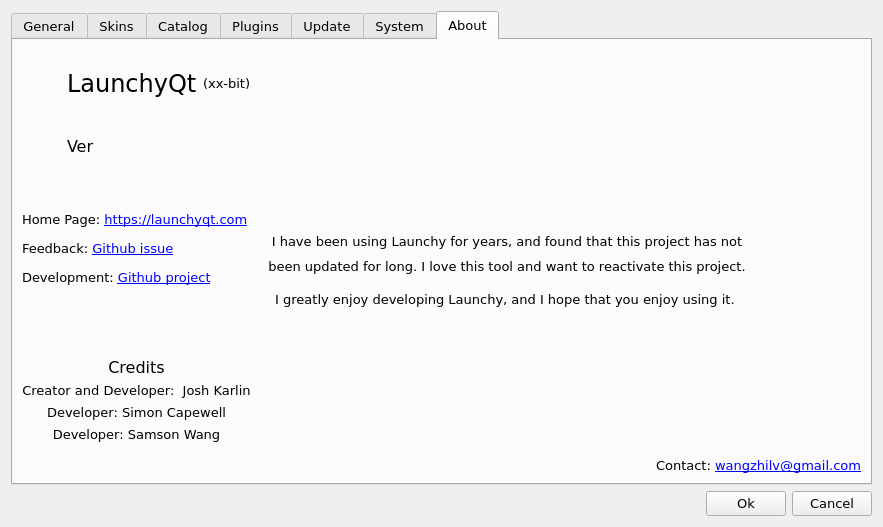
The window that src/Launchy/OptionDialog.ui (samsonwang/LaunchyQt) describes before a commit, drawn with Qt 5.
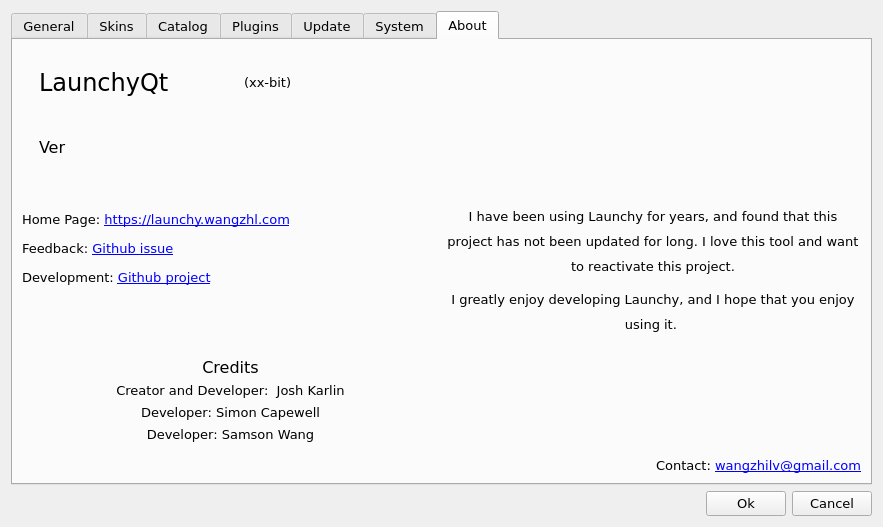
The same window after the commit. The open tabs and pages were chosen to show the change. Icons and pictures are not drawn. Custom widgets are drawn as their Qt base class.

Diff of the .ui file:
```diff
--- a/src/Launchy/OptionDialog.ui
+++ b/src/Launchy/OptionDialog.ui
@@ -1969,8 +1969,17 @@
       <layout class="QGridLayout" name="gridLayout_3" rowstretch="2,5" columnstretch="0,0">
        <item row="0" column="0">
         <layout class="QHBoxLayout" name="horizontalLayout_21">
+         <property name="spacing">
+          <number>10</number>
+         </property>
          <item>
           <widget class="QLabel" name="icon">
+           <property name="sizePolicy">
+            <sizepolicy hsizetype="Preferred" vsizetype="Preferred">
+             <horstretch>0</horstretch>
+             <verstretch>0</verstretch>
+            </sizepolicy>
+           </property>
            <property name="frameShadow">
             <enum>QFrame::Plain</enum>
            </property>
@@ -2027,7 +2036,7 @@
            <item>
             <widget class="QLabel" name="aboutVer">
              <property name="sizePolicy">
-              <sizepolicy hsizetype="Preferred" vsizetype="Minimum">
+              <sizepolicy hsizetype="Expanding" vsizetype="Minimum">
                <horstretch>0</horstretch>
                <verstretch>0</verstretch>
               </sizepolicy>
@@ -2147,6 +2156,12 @@
         <layout class="QVBoxLayout" name="verticalLayout_11">
          <item>
           <widget class="QLabel" name="about_homepage">
+           <property name="sizePolicy">
+            <sizepolicy hsizetype="Expanding" vsizetype="Preferred">
+             <horstretch>0</horstretch>
+             <verstretch>0</verstretch>
+            </sizepolicy>
+           </property>
            <property name="minimumSize">
             <size>
              <width>0</width>
@@ -2154,7 +2169,7 @@
             </size>
            </property>
            <property name="text">
-            <string>&lt;html&gt;&lt;head/&gt;&lt;body&gt;&lt;p&gt;Home Page: &lt;a href=&quot;https://launchyqt.com&quot;&gt;&lt;span style=&quot; text-decoration: underline; color:#0000ff;&quot;&gt;https://launchyqt.com&lt;/span&gt;&lt;/a&gt;&lt;/p&gt;&lt;p&gt;Feedback: &lt;a href=&quot;https://github.com/samsonwang/LaunchyQt/issues&quot;&gt;&lt;span style=&quot; text-decoration: underline; color:#0000ff;&quot;&gt;Github issue&lt;/span&gt;&lt;/a&gt;&lt;/p&gt;&lt;p&gt;Development: &lt;a href=&quot;https://github.com/samsonwang/LaunchyQt/projects/1&quot;&gt;&lt;span style=&quot; text-decoration: underline; color:#0000ff;&quot;&gt;Github project&lt;/span&gt;&lt;/a&gt;&lt;/p&gt;&lt;/body&gt;&lt;/html&gt;</string>
+            <string>&lt;html&gt;&lt;head/&gt;&lt;body&gt;&lt;p&gt;Home Page: &lt;a href=&quot;https://launchyqt.com&quot;&gt;&lt;span style=&quot; text-decoration: underline; color:#0000ff;&quot;&gt;https://launchy.wangzhl.com&lt;/span&gt;&lt;/a&gt;&lt;/p&gt;&lt;p&gt;Feedback: &lt;a href=&quot;https://github.com/samsonwang/LaunchyQt/issues&quot;&gt;&lt;span style=&quot; text-decoration: underline; color:#0000ff;&quot;&gt;Github issue&lt;/span&gt;&lt;/a&gt;&lt;/p&gt;&lt;p&gt;Development: &lt;a href=&quot;https://github.com/samsonwang/LaunchyQt/projects/1&quot;&gt;&lt;span style=&quot; text-decoration: underline; color:#0000ff;&quot;&gt;Github project&lt;/span&gt;&lt;/a&gt;&lt;/p&gt;&lt;/body&gt;&lt;/html&gt;</string>
            </property>
            <property name="textFormat">
             <enum>Qt::RichText</enum>
```
